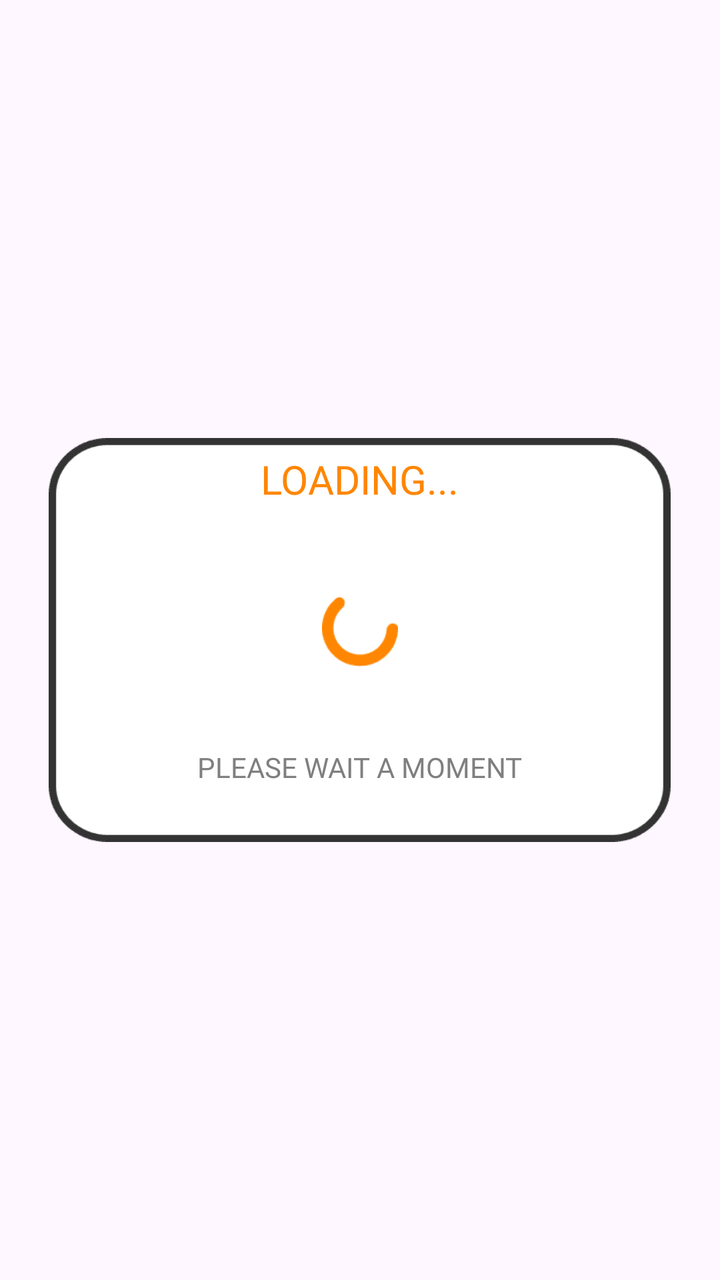
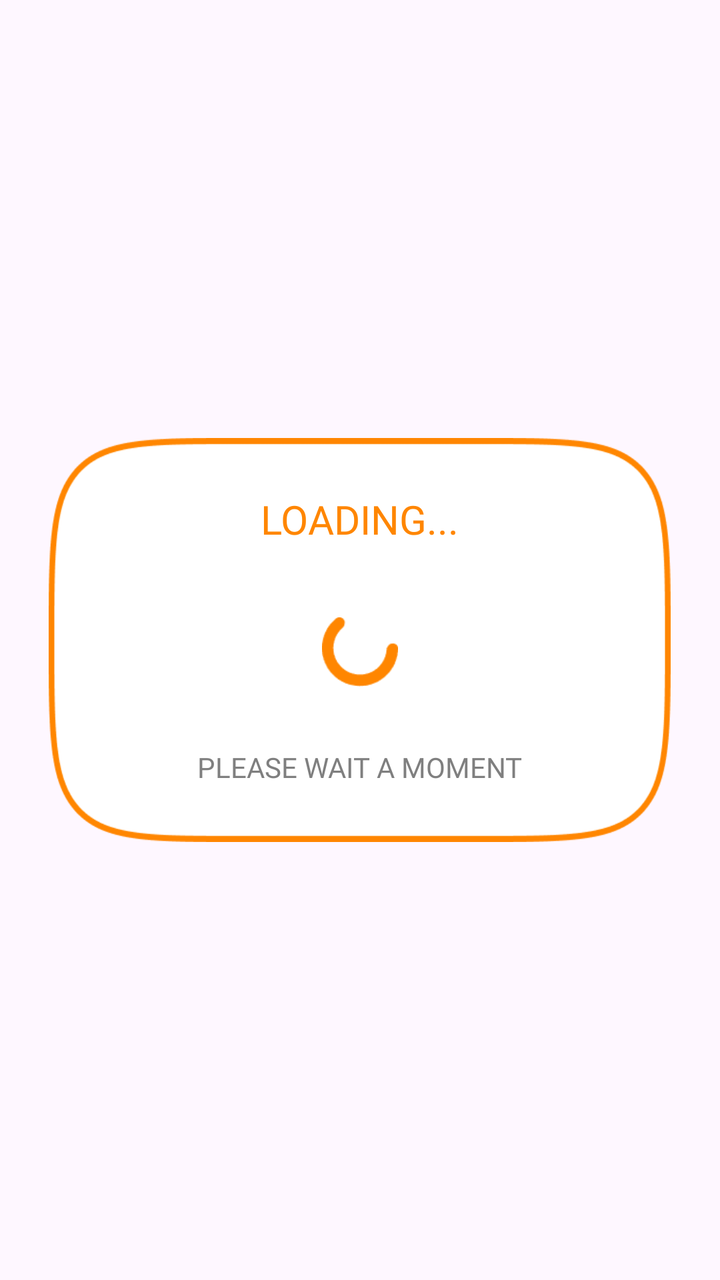

The first picture is an Android layout as it rendered before a commit; the second is the same layout after the commit. The layout source and the unified diff follow.
<!-- AndroidManifest.xml: application theme Theme.BaseProject -->
<!-- res/layout/dialog_loading.xml -->
<?xml version="1.0" encoding="utf-8"?>
<layout xmlns:android="http://schemas.android.com/apk/res/android"
    xmlns:app="http://schemas.android.com/apk/res-auto">
    
    <FrameLayout
        android:id="@+id/flOutSide"
        android:layout_width="match_parent"
        android:layout_height="match_parent">

        
        <androidx.cardview.widget.CardView
            android:id="@+id/layoutMain"
            app:cardBackgroundColor="@color/transparent"
            android:layout_width="wrap_content"
            android:layout_height="wrap_content"
            android:layout_gravity="center"
            android:layout_marginHorizontal="16dp"
            app:cardCornerRadius="8dp"
            app:cardElevation="0dp">

            <androidx.constraintlayout.widget.ConstraintLayout
                android:id="@+id/containerDialog"
                android:layout_width="311dp"
                android:layout_height="202dp"
                android:background="@drawable/bg_dialog_delete_exit">

                
                <TextView
                    android:id="@+id/tvTitle"
                    style="@style/single_marquee"
                    android:layout_width="0dp"
                    android:layout_height="wrap_content"
                    android:layout_marginHorizontal="70dp"
                    android:layout_marginTop="2dp"
                    android:background="@color/transparent"
                    android:fontFamily="@font/howli_layers_base"
                    android:gravity="center"
                    android:paddingVertical="5dp"
                    android:text="@string/loading"
                    android:textColor="@color/app"
                    android:textSize="20sp"
                    app:layout_constraintEnd_toEndOf="parent"
                    app:layout_constraintStart_toStartOf="parent"
                    app:layout_constraintTop_toTopOf="parent" />

                
                <ImageView
                    android:id="@+id/ivSpinner"
                    android:layout_width="38dp"
                    android:layout_height="38dp"
                    android:tint="@color/app"
                    android:src="@drawable/ic_loading_spinner"
                    app:layout_constraintBottom_toTopOf="@id/tvDescription"
                    app:layout_constraintEnd_toEndOf="parent"
                    app:layout_constraintStart_toStartOf="parent"
                    app:layout_constraintTop_toBottomOf="@id/tvTitle" />

                
                <TextView
                    android:id="@+id/tvDescription"
                    android:layout_width="0dp"
                    android:layout_height="wrap_content"
                    android:layout_marginBottom="28dp"
                    android:fontFamily="@font/howli_layers_base"
                    android:gravity="center"
                    android:paddingHorizontal="24dp"
                    android:text="@string/wait_a_minute"
                    android:textColor="#7F7F7F"
                    android:textSize="14sp"
                    app:layout_constraintBottom_toBottomOf="parent"
                    app:layout_constraintEnd_toEndOf="parent"
                    app:layout_constraintStart_toStartOf="parent" />

            </androidx.constraintlayout.widget.ConstraintLayout>

        </androidx.cardview.widget.CardView>

    </FrameLayout>
</layout>
<!-- resources referenced by this layout -->
<resources>
  <color name="app">#FF8600</color>
  <color name="transparent">#00FFFFFF</color>
  <!-- drawable bg_dialog_delete_exit: png bitmap (drawable, 1915 bytes) -->
  <!-- drawable ic_loading_spinner: png bitmap (drawable, 510 bytes) -->
  <string name="loading">LOADING...</string>
  <string name="wait_a_minute">PLEASE WAIT A MOMENT</string>
  <style name="single_marquee">
          <item name="android:singleLine">true</item>
          <item name="android:ellipsize">marquee</item>
          <item name="android:marqueeRepeatLimit">marquee_forever</item>
      </style>
  <style name="Theme.BaseProject" parent="Base.Theme.BaseProject" />
  <style name="Base.Theme.BaseProject" parent="Theme.Material3.Light.NoActionBar">
          <item name="android:windowTranslucentStatus">false</item>
          <item name="android:statusBarColor">@android:color/transparent</item>
          <item name="android:windowSoftInputMode">adjustResize</item>
      </style>
</resources>

<!-- the commit's change to res/layout/dialog_loading.xml (unified diff, before → after) -->
@@ -31,7 +31,7 @@
                     android:layout_width="0dp"
                     android:layout_height="wrap_content"
                     android:layout_marginHorizontal="70dp"
-                    android:layout_marginTop="2dp"
+                    android:layout_marginTop="22dp"
                     android:background="@color/transparent"
                     android:fontFamily="@font/howli_layers_base"
                     android:gravity="center"
<!-- resource entries referenced after the edit -->
@@ -2,7 +2,7 @@
 <resources>
   <color name="app">#FF8600</color>
   <color name="transparent">#00FFFFFF</color>
-  <!-- drawable bg_dialog_delete_exit: png bitmap (drawable, 1915 bytes) -->
+  <!-- drawable bg_dialog_delete_exit: png bitmap (drawable, 7902 bytes) -->
   <!-- drawable ic_loading_spinner: png bitmap (drawable, 510 bytes) -->
   <string name="loading">LOADING...</string>
   <string name="wait_a_minute">PLEASE WAIT A MOMENT</string>
